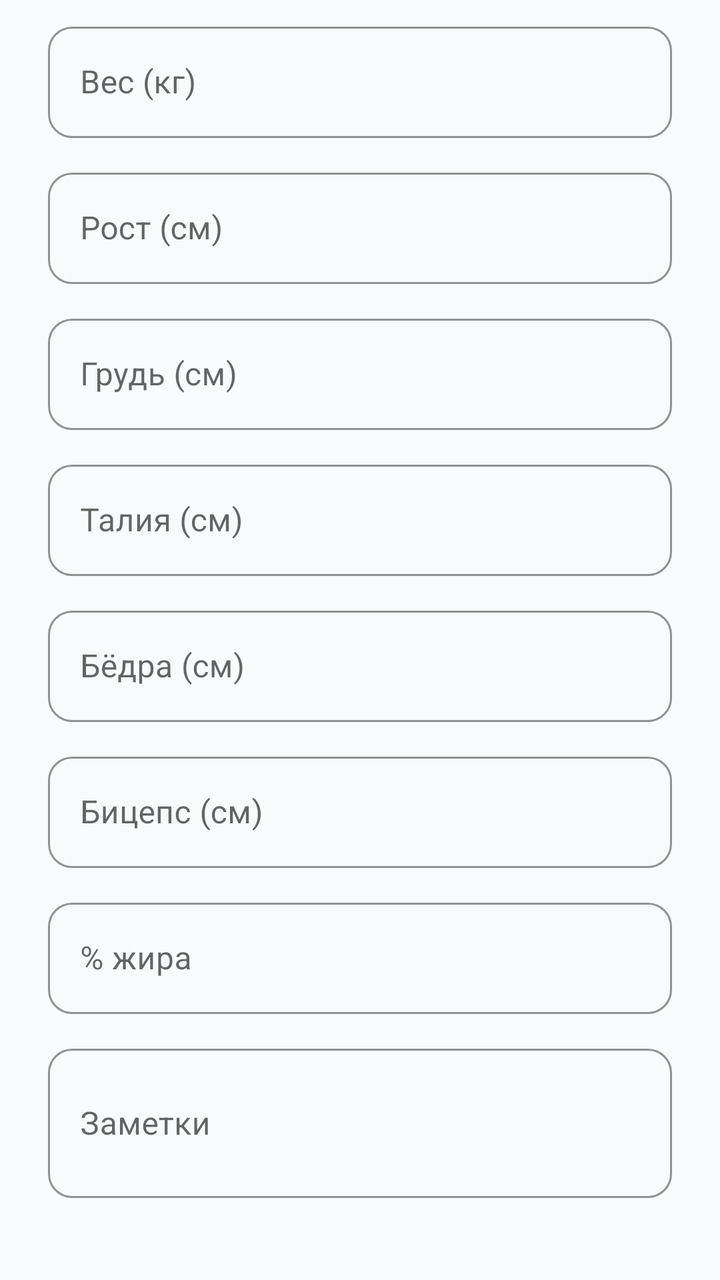
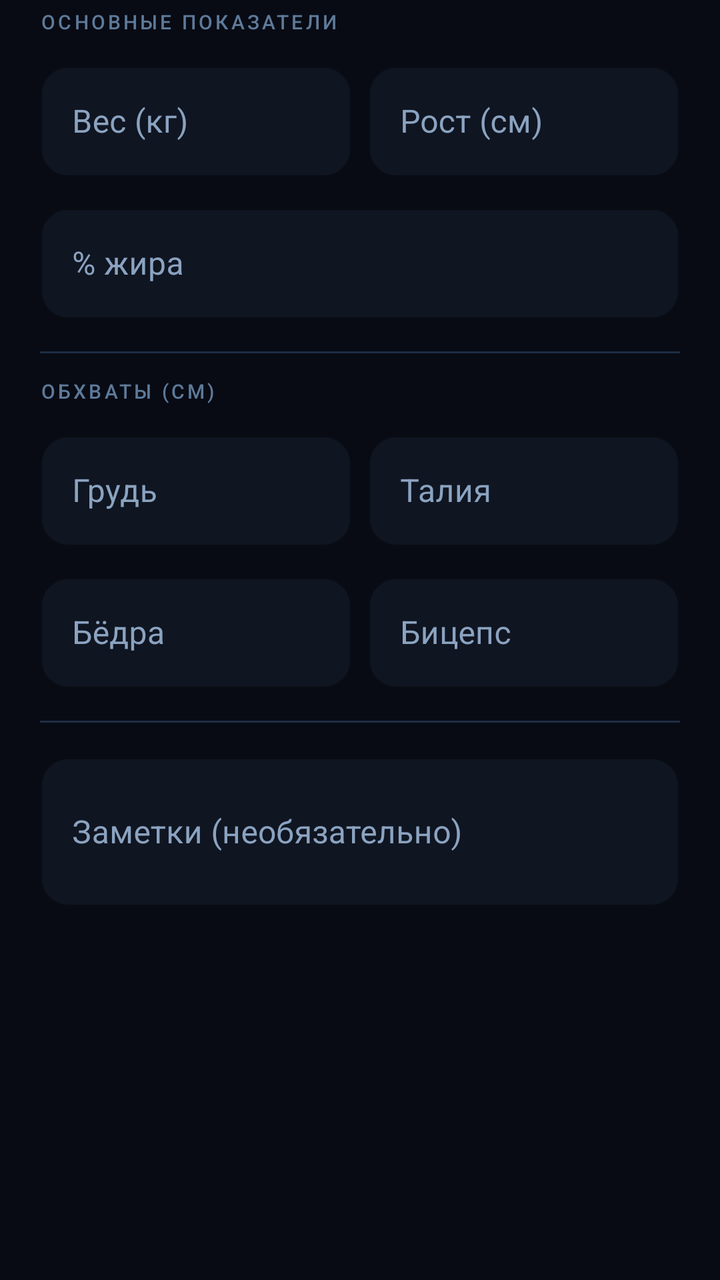

Screens rendered from an Android XML layout before and after an edit, with the pre-edit source and the edit as a unified diff.
<!-- AndroidManifest.xml: application theme Theme.FitnessTrainer -->
<!-- res/layout/dialog_add_measurement.xml -->
<?xml version="1.0" encoding="utf-8"?>
<ScrollView
    xmlns:android="http://schemas.android.com/apk/res/android"
    xmlns:app="http://schemas.android.com/apk/res-auto"
    android:layout_width="match_parent"
    android:layout_height="wrap_content">

    <LinearLayout
        android:layout_width="match_parent"
        android:layout_height="wrap_content"
        android:orientation="vertical"
        android:paddingHorizontal="24dp"
        android:paddingVertical="8dp">

        <com.google.android.material.textfield.TextInputLayout
            style="@style/InputField"
            android:layout_width="match_parent"
            android:layout_height="wrap_content"
            android:layout_marginBottom="12dp"
            android:hint="Вес (кг)"
            app:hintTextColor="@color/sol_cyan"
            app:boxStrokeColor="@color/sol_cyan">
            <com.google.android.material.textfield.TextInputEditText
                android:id="@+id/et_weight"
                android:layout_width="match_parent"
                android:layout_height="wrap_content"
                android:inputType="numberDecimal"/>
        </com.google.android.material.textfield.TextInputLayout>

        <com.google.android.material.textfield.TextInputLayout
            style="@style/InputField"
            android:layout_width="match_parent"
            android:layout_height="wrap_content"
            android:layout_marginBottom="12dp"
            android:hint="Рост (см)"
            app:hintTextColor="@color/sol_cyan"
            app:boxStrokeColor="@color/sol_cyan">
            <com.google.android.material.textfield.TextInputEditText
                android:id="@+id/et_height"
                android:layout_width="match_parent"
                android:layout_height="wrap_content"
                android:inputType="numberDecimal"/>
        </com.google.android.material.textfield.TextInputLayout>

        <com.google.android.material.textfield.TextInputLayout
            style="@style/InputField"
            android:layout_width="match_parent"
            android:layout_height="wrap_content"
            android:layout_marginBottom="12dp"
            android:hint="Грудь (см)"
            app:hintTextColor="@color/sol_cyan"
            app:boxStrokeColor="@color/sol_cyan">
            <com.google.android.material.textfield.TextInputEditText
                android:id="@+id/et_chest"
                android:layout_width="match_parent"
                android:layout_height="wrap_content"
                android:inputType="numberDecimal"/>
        </com.google.android.material.textfield.TextInputLayout>

        <com.google.android.material.textfield.TextInputLayout
            style="@style/InputField"
            android:layout_width="match_parent"
            android:layout_height="wrap_content"
            android:layout_marginBottom="12dp"
            android:hint="Талия (см)"
            app:hintTextColor="@color/sol_cyan"
            app:boxStrokeColor="@color/sol_cyan">
            <com.google.android.material.textfield.TextInputEditText
                android:id="@+id/et_waist"
                android:layout_width="match_parent"
                android:layout_height="wrap_content"
                android:inputType="numberDecimal"/>
        </com.google.android.material.textfield.TextInputLayout>

        <com.google.android.material.textfield.TextInputLayout
            style="@style/InputField"
            android:layout_width="match_parent"
            android:layout_height="wrap_content"
            android:layout_marginBottom="12dp"
            android:hint="Бёдра (см)"
            app:hintTextColor="@color/sol_cyan"
            app:boxStrokeColor="@color/sol_cyan">
            <com.google.android.material.textfield.TextInputEditText
                android:id="@+id/et_hips"
                android:layout_width="match_parent"
                android:layout_height="wrap_content"
                android:inputType="numberDecimal"/>
        </com.google.android.material.textfield.TextInputLayout>

        <com.google.android.material.textfield.TextInputLayout
            style="@style/InputField"
            android:layout_width="match_parent"
            android:layout_height="wrap_content"
            android:layout_marginBottom="12dp"
            android:hint="Бицепс (см)"
            app:hintTextColor="@color/sol_cyan"
            app:boxStrokeColor="@color/sol_cyan">
            <com.google.android.material.textfield.TextInputEditText
                android:id="@+id/et_bicep"
                android:layout_width="match_parent"
                android:layout_height="wrap_content"
                android:inputType="numberDecimal"/>
        </com.google.android.material.textfield.TextInputLayout>

        <com.google.android.material.textfield.TextInputLayout
            style="@style/InputField"
            android:layout_width="match_parent"
            android:layout_height="wrap_content"
            android:layout_marginBottom="12dp"
            android:hint="% жира"
            app:hintTextColor="@color/sol_cyan"
            app:boxStrokeColor="@color/sol_cyan">
            <com.google.android.material.textfield.TextInputEditText
                android:id="@+id/et_body_fat"
                android:layout_width="match_parent"
                android:layout_height="wrap_content"
                android:inputType="numberDecimal"/>
        </com.google.android.material.textfield.TextInputLayout>

        <com.google.android.material.textfield.TextInputLayout
            style="@style/InputField"
            android:layout_width="match_parent"
            android:layout_height="wrap_content"
            android:layout_marginBottom="8dp"
            android:hint="Заметки"
            app:hintTextColor="@color/sol_cyan"
            app:boxStrokeColor="@color/sol_cyan">
            <com.google.android.material.textfield.TextInputEditText
                android:id="@+id/et_notes"
                android:layout_width="match_parent"
                android:layout_height="wrap_content"
                android:inputType="textMultiLine"
                android:minLines="2"/>
        </com.google.android.material.textfield.TextInputLayout>

    </LinearLayout>
</ScrollView>
<!-- resources referenced by this layout -->
<resources>
  <color name="sol_cyan">#2AA198</color>
  <style name="InputField" parent="Widget.MaterialComponents.TextInputLayout.OutlinedBox">
          <item name="boxCornerRadiusTopStart">12dp</item>
          <item name="boxCornerRadiusTopEnd">12dp</item>
          <item name="boxCornerRadiusBottomStart">12dp</item>
          <item name="boxCornerRadiusBottomEnd">12dp</item>
      </style>
  <style name="Theme.FitnessTrainer" parent="Theme.MaterialComponents.DayNight.NoActionBar">
          <item name="colorPrimary">@color/md_primary</item>
          <item name="colorPrimaryDark">@color/md_primary_variant</item>
          <item name="colorAccent">@color/md_secondary</item>
          <item name="android:windowBackground">@color/md_background</item>
          <item name="android:statusBarColor">@color/md_background</item>
          <item name="android:navigationBarColor">@color/md_background</item>
          <item name="android:windowLightStatusBar">true</item>
          <item name="android:windowLightNavigationBar">true</item>
          <item name="android:windowActivityTransitions">true</item>
          <item name="android:fontFamily">sans-serif</item>
      </style>
  <color name="md_primary">#1E88E5</color>
  <color name="md_primary_variant">#1565C0</color>
  <color name="md_secondary">#00BCD4</color>
  <color name="md_background">#F8FAFB</color>
</resources>

<!-- the commit's change to res/layout/dialog_add_measurement.xml (unified diff, before → after) -->
@@ -9,107 +9,67 @@
         android:layout_width="match_parent"
         android:layout_height="wrap_content"
         android:orientation="vertical"
-        android:paddingHorizontal="24dp"
-        android:paddingVertical="8dp">
+        android:paddingHorizontal="20dp"
+        android:paddingTop="4dp"
+        android:paddingBottom="8dp">
+
+        
+        <TextView
+            android:layout_width="wrap_content"
+            android:layout_height="wrap_content"
+            android:text="ОСНОВНЫЕ ПОКАЗАТЕЛИ"
+            android:textColor="@color/text_hint"
+            android:textSize="10sp"
+            android:letterSpacing="0.14"
+            android:fontFamily="sans-serif-medium"
+            android:layout_marginBottom="10dp"/>
+
+        <LinearLayout
+            android:layout_width="match_parent"
+            android:layout_height="wrap_content"
+            android:orientation="horizontal">
+
+            <com.google.android.material.textfield.TextInputLayout
+                style="@style/InputField"
+                android:layout_width="0dp"
+                android:layout_height="wrap_content"
+                android:layout_weight="1"
+                android:layout_marginEnd="8dp"
+                android:hint="Вес (кг)"
+                app:hintTextColor="@color/accent_cyan"
+                app:boxStrokeColor="@color/accent_cyan">
+                <com.google.android.material.textfield.TextInputEditText
+                    android:id="@+id/et_weight"
+                    android:layout_width="match_parent"
+                    android:layout_height="wrap_content"
+                    android:inputType="numberDecimal"/>
+            </com.google.android.material.textfield.TextInputLayout>
+
+            <com.google.android.material.textfield.TextInputLayout
+                style="@style/InputField"
+                android:layout_width="0dp"
+                android:layout_height="wrap_content"
+                android:layout_weight="1"
+                android:hint="Рост (см)"
+                app:hintTextColor="@color/accent_cyan"
+                app:boxStrokeColor="@color/accent_cyan">
+                <com.google.android.material.textfield.TextInputEditText
+                    android:id="@+id/et_height"
+                    android:layout_width="match_parent"
+                    android:layout_height="wrap_content"
+                    android:inputType="numberDecimal"/>
+            </com.google.android.material.textfield.TextInputLayout>
+
+        </LinearLayout>
 
         <com.google.android.material.textfield.TextInputLayout
             style="@style/InputField"
             android:layout_width="match_parent"
             android:layout_height="wrap_content"
-            android:layout_marginBottom="12dp"
-            android:hint="Вес (кг)"
-            app:hintTextColor="@color/sol_cyan"
-            app:boxStrokeColor="@color/sol_cyan">
-            <com.google.android.material.textfield.TextInputEditText
-                android:id="@+id/et_weight"
-                android:layout_width="match_parent"
-                android:layout_height="wrap_content"
-                android:inputType="numberDecimal"/>
-        </com.google.android.material.textfield.TextInputLayout>
-
-        <com.google.android.material.textfield.TextInputLayout
-            style="@style/InputField"
-            android:layout_width="match_parent"
-            android:layout_height="wrap_content"
-            android:layout_marginBottom="12dp"
-            android:hint="Рост (см)"
-            app:hintTextColor="@color/sol_cyan"
-            app:boxStrokeColor="@color/sol_cyan">
-            <com.google.android.material.textfield.TextInputEditText
-                android:id="@+id/et_height"
-                android:layout_width="match_parent"
-                android:layout_height="wrap_content"
-                android:inputType="numberDecimal"/>
-        </com.google.android.material.textfield.TextInputLayout>
-
-        <com.google.android.material.textfield.TextInputLayout
-            style="@style/InputField"
-            android:layout_width="match_parent"
-            android:layout_height="wrap_content"
-            android:layout_marginBottom="12dp"
-            android:hint="Грудь (см)"
-            app:hintTextColor="@color/sol_cyan"
-            app:boxStrokeColor="@color/sol_cyan">
-            <com.google.android.material.textfield.TextInputEditText
-                android:id="@+id/et_chest"
-                android:layout_width="match_parent"
-                android:layout_height="wrap_content"
-                android:inputType="numberDecimal"/>
-        </com.google.android.material.textfield.TextInputLayout>
-
-        <com.google.android.material.textfield.TextInputLayout
-            style="@style/InputField"
-            android:layout_width="match_parent"
-            android:layout_height="wrap_content"
-            android:layout_marginBottom="12dp"
-            android:hint="Талия (см)"
-            app:hintTextColor="@color/sol_cyan"
-            app:boxStrokeColor="@color/sol_cyan">
-            <com.google.android.material.textfield.TextInputEditText
-                android:id="@+id/et_waist"
-                android:layout_width="match_parent"
-                android:layout_height="wrap_content"
-                android:inputType="numberDecimal"/>
-        </com.google.android.material.textfield.TextInputLayout>
-
-        <com.google.android.material.textfield.TextInputLayout
-            style="@style/InputField"
-            android:layout_width="match_parent"
-            android:layout_height="wrap_content"
-            android:layout_marginBottom="12dp"
-            android:hint="Бёдра (см)"
-            app:hintTextColor="@color/sol_cyan"
-            app:boxStrokeColor="@color/sol_cyan">
-            <com.google.android.material.textfield.TextInputEditText
-                android:id="@+id/et_hips"
-                android:layout_width="match_parent"
-                android:layout_height="wrap_content"
-                android:inputType="numberDecimal"/>
-        </com.google.android.material.textfield.TextInputLayout>
-
-        <com.google.android.material.textfield.TextInputLayout
-            style="@style/InputField"
-            android:layout_width="match_parent"
-            android:layout_height="wrap_content"
-            android:layout_marginBottom="12dp"
-            android:hint="Бицепс (см)"
-            app:hintTextColor="@color/sol_cyan"
-            app:boxStrokeColor="@color/sol_cyan">
-            <com.google.android.material.textfield.TextInputEditText
-                android:id="@+id/et_bicep"
-                android:layout_width="match_parent"
-                android:layout_height="wrap_content"
-                android:inputType="numberDecimal"/>
-        </com.google.android.material.textfield.TextInputLayout>
-
-        <com.google.android.material.textfield.TextInputLayout
-            style="@style/InputField"
-            android:layout_width="match_parent"
-            android:layout_height="wrap_content"
-            android:layout_marginBottom="12dp"
+            android:layout_marginTop="10dp"
             android:hint="% жира"
-            app:hintTextColor="@color/sol_cyan"
-            app:boxStrokeColor="@color/sol_cyan">
+            app:hintTextColor="@color/accent_cyan"
+            app:boxStrokeColor="@color/accent_cyan">
             <com.google.android.material.textfield.TextInputEditText
                 android:id="@+id/et_body_fat"
                 android:layout_width="match_parent"
@@ -117,14 +77,116 @@
                 android:inputType="numberDecimal"/>
         </com.google.android.material.textfield.TextInputLayout>
 
+        
+        <View
+            android:layout_width="match_parent"
+            android:layout_height="1dp"
+            android:layout_marginTop="16dp"
+            android:layout_marginBottom="12dp"
+            android:background="@color/border_default"/>
+
+        <TextView
+            android:layout_width="wrap_content"
+            android:layout_height="wrap_content"
+            android:text="ОБХВАТЫ (СМ)"
+            android:textColor="@color/text_hint"
+            android:textSize="10sp"
+            android:letterSpacing="0.14"
+            android:fontFamily="sans-serif-medium"
+            android:layout_marginBottom="10dp"/>
+
+        <LinearLayout
+            android:layout_width="match_parent"
+            android:layout_height="wrap_content"
+            android:orientation="horizontal">
+
+            <com.google.android.material.textfield.TextInputLayout
+                style="@style/InputField"
+                android:layout_width="0dp"
+                android:layout_height="wrap_content"
+                android:layout_weight="1"
+                android:layout_marginEnd="8dp"
+                android:hint="Грудь"
+                app:hintTextColor="@color/accent_indigo"
+                app:boxStrokeColor="@color/accent_indigo">
+                <com.google.android.material.textfield.TextInputEditText
+                    android:id="@+id/et_chest"
+                    android:layout_width="match_parent"
+                    android:layout_height="wrap_content"
+                    android:inputType="numberDecimal"/>
+            </com.google.android.material.textfield.TextInputLayout>
+
+            <com.google.android.material.textfield.TextInputLayout
+                style="@style/InputField"
+                android:layout_width="0dp"
+                android:layout_height="wrap_content"
+                android:layout_weight="1"
+                android:hint="Талия"
+                app:hintTextColor="@color/accent_indigo"
+                app:boxStrokeColor="@color/accent_indigo">
+                <com.google.android.material.textfield.TextInputEditText
+                    android:id="@+id/et_waist"
+                    android:layout_width="match_parent"
+                    android:layout_height="wrap_content"
+                    android:inputType="numberDecimal"/>
+            </com.google.android.material.textfield.TextInputLayout>
+
+        </LinearLayout>
+
+        <LinearLayout
+            android:layout_width="match_parent"
+            android:layout_height="wrap_content"
+            android:layout_marginTop="10dp"
+            android:orientation="horizontal">
+
+            <com.google.android.material.textfield.TextInputLayout
+                style="@style/InputField"
+                android:layout_width="0dp"
+                android:layout_height="wrap_content"
+                android:layout_weight="1"
+                android:layout_marginEnd="8dp"
+                android:hint="Бёдра"
+                app:hintTextColor="@color/accent_indigo"
+                app:boxStrokeColor="@color/accent_indigo">
+                <com.google.android.material.textfield.TextInputEditText
+                    android:id="@+id/et_hips"
+                    android:layout_width="match_parent"
+                    android:layout_height="wrap_content"
+                    android:inputType="numberDecimal"/>
+            </com.google.android.material.textfield.TextInputLayout>
+
+            <com.google.android.material.textfield.TextInputLayout
+                style="@style/InputField"
+                android:layout_width="0dp"
+                android:layout_height="wrap_content"
+                android:layout_weight="1"
+                android:hint="Бицепс"
+                app:hintTextColor="@color/accent_indigo"
+                app:boxStrokeColor="@color/accent_indigo">
+                <com.google.android.material.textfield.TextInputEditText
+                    android:id="@+id/et_bicep"
+                    android:layout_width="match_parent"
+                    android:layout_height="wrap_content"
+                    android:inputType="numberDecimal"/>
+            </com.google.android.material.textfield.TextInputLayout>
+
+        </LinearLayout>
+
+        
+        <View
+            android:layout_width="match_parent"
+            android:layout_height="1dp"
+            android:layout_marginTop="16dp"
+            android:layout_marginBottom="12dp"
+            android:background="@color/border_default"/>
+
         <com.google.android.material.textfield.TextInputLayout
             style="@style/InputField"
             android:layout_width="match_parent"
             android:layout_height="wrap_content"
-            android:layout_marginBottom="8dp"
-            android:hint="Заметки"
-            app:hintTextColor="@color/sol_cyan"
-            app:boxStrokeColor="@color/sol_cyan">
+            android:hint="Заметки (необязательно)"
+            app:hintTextColor="@color/text_hint"
+            app:boxStrokeColor="@color/border_default">
             <com.google.android.material.textfield.TextInputEditText
                 android:id="@+id/et_notes"
                 android:layout_width="match_parent"
<!-- resource entries referenced after the edit -->
@@ -1,27 +1,51 @@
 <!-- resources referenced by this layout -->
 <resources>
-  <color name="sol_cyan">#2AA198</color>
+  <color name="accent_cyan">#00D4FF</color>
+  <color name="accent_indigo">#5B6AF0</color>
+  <color name="border_default">#1E2D45</color>
+  <color name="text_hint">#5E7A99</color>
   <style name="InputField" parent="Widget.MaterialComponents.TextInputLayout.OutlinedBox">
-          <item name="boxCornerRadiusTopStart">12dp</item>
-          <item name="boxCornerRadiusTopEnd">12dp</item>
-          <item name="boxCornerRadiusBottomStart">12dp</item>
-          <item name="boxCornerRadiusBottomEnd">12dp</item>
+          <item name="boxCornerRadiusTopStart">14dp</item>
+          <item name="boxCornerRadiusTopEnd">14dp</item>
+          <item name="boxCornerRadiusBottomStart">14dp</item>
+          <item name="boxCornerRadiusBottomEnd">14dp</item>
+          <item name="boxStrokeColor">@color/border_active</item>
+          <item name="hintTextColor">@color/accent_indigo</item>
+          <item name="boxBackgroundColor">@color/bg_surface</item>
+          <item name="android:textColorHint">@color/text_secondary</item>
       </style>
-  <style name="Theme.FitnessTrainer" parent="Theme.MaterialComponents.DayNight.NoActionBar">
-          <item name="colorPrimary">@color/md_primary</item>
-          <item name="colorPrimaryDark">@color/md_primary_variant</item>
-          <item name="colorAccent">@color/md_secondary</item>
-          <item name="android:windowBackground">@color/md_background</item>
-          <item name="android:statusBarColor">@color/md_background</item>
-          <item name="android:navigationBarColor">@color/md_background</item>
-          <item name="android:windowLightStatusBar">true</item>
-          <item name="android:windowLightNavigationBar">true</item>
+  <style name="Theme.FitnessTrainer" parent="Theme.MaterialComponents.NoActionBar">
+          <item name="colorPrimary">@color/accent_indigo</item>
+          <item name="colorPrimaryDark">@color/bg_surface</item>
+          <item name="colorAccent">@color/accent_cyan</item>
+          <item name="colorSurface">@color/bg_surface</item>
+          <item name="colorOnSurface">@color/text_primary</item>
+          <item name="android:windowBackground">@color/bg_primary</item>
+          <item name="android:statusBarColor">@color/bg_primary</item>
+          <item name="android:navigationBarColor">@color/bg_surface</item>
+          <item name="android:windowLightStatusBar">false</item>
+          <item name="android:windowLightNavigationBar">false</item>
+          <item name="android:textColorPrimary">@color/text_primary</item>
+          <item name="android:textColorSecondary">@color/text_secondary</item>
+          <item name="android:textColorHint">@color/text_hint</item>
+          <item name="android:fontFamily">sans-serif</item>
           <item name="android:windowActivityTransitions">true</item>
-          <item name="android:fontFamily">sans-serif</item>
+          <item name="rippleColor">#335B6AF0</item>
+          
+          <item name="bgPrimary">@color/bg_primary</item>
+          <item name="bgSurface">@color/bg_surface</item>
+          <item name="bgElevated">@color/bg_elevated</item>
+          <item name="textPrimary">@color/text_primary</item>
+          <item name="textSecondary">@color/text_secondary</item>
+          <item name="textHint">@color/text_hint</item>
+          <item name="borderDefault">@color/border_default</item>
+          <item name="accentMain">@color/accent_indigo</item>
       </style>
-  <color name="md_primary">#1E88E5</color>
-  <color name="md_primary_variant">#1565C0</color>
-  <color name="md_secondary">#00BCD4</color>
-  <color name="md_background">#F8FAFB</color>
+  <color name="border_active">#5B6AF0</color>
+  <color name="bg_surface">#0F1521</color>
+  <color name="text_secondary">#8BA3C0</color>
+  <color name="text_primary">#C8D6F0</color>
+  <color name="bg_primary">#080B14</color>
+  <color name="bg_elevated">#161E30</color>
 </resources>
 
